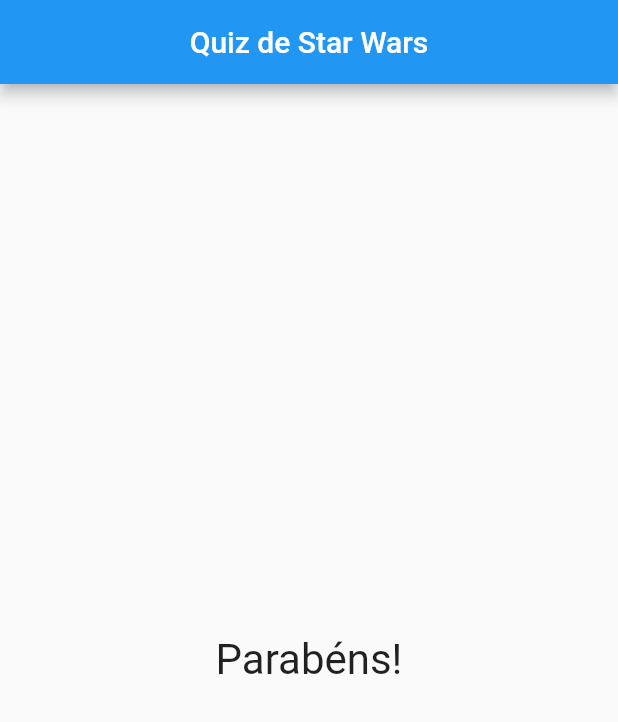
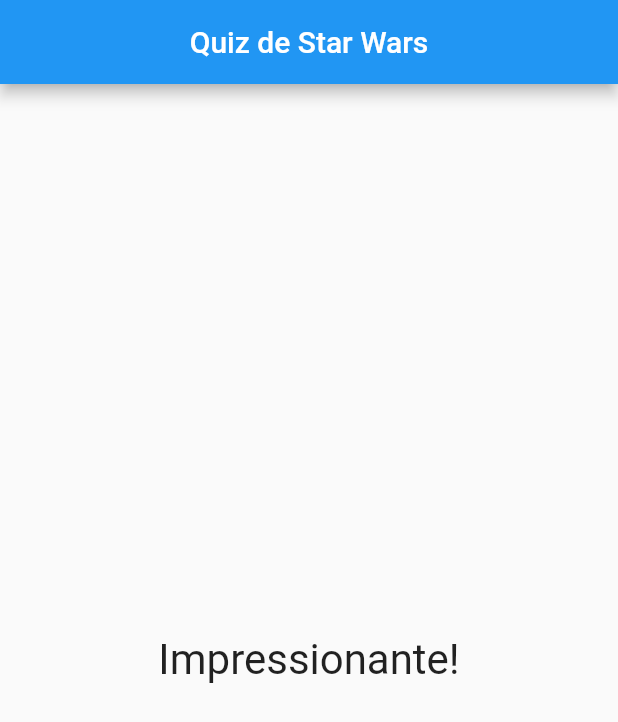
Before and after one commit to AfonsoMachado/flutter_quiz, a Flutter app: the screen it shows after launch, after a tap on "Luke Skywalker", after a tap on "Darth Maul", after a tap on "O Império Contra-Ataca", on a phone screen of 412 x 824 dp. Shown: the top 722 px of the screen. Run offline on Flutter 3.47's test engine with Material 2 defaults, Android fonts, the phone set to English and light mode, and no system bars.

Commit message:
add result to the quiz

```diff
--- a/lib/main.dart
+++ b/lib/main.dart
@@ -8,6 +8,7 @@ main() {
 
 class _QuestionAppState extends State<QuestionApp> {
   var _selectedQuestion = 0;
+  var _totalScore = 0;
   final _questions = const [
     {
       'text': 'Qual é o seu Jedi favorito?',
@@ -38,10 +39,11 @@ class _QuestionAppState extends State<QuestionApp> {
     }
   ];
 
-  void _answer() {
+  void _answer(int score) {
     if (hasSelectedQuestion) {
       setState(() {
         _selectedQuestion++;
+        _totalScore += score;
       });
     }
   }
@@ -63,7 +65,7 @@ class _QuestionAppState extends State<QuestionApp> {
                 questions: _questions,
                 onAnswered: _answer,
                 selectedQuestion: _selectedQuestion)
-            : const Result(),
+            : Result(_totalScore),
       ),
     );
   }
--- a/lib/quiz.dart
+++ b/lib/quiz.dart
@@ -5,7 +5,7 @@ import 'package:flutter_quiz/question.dart';
 class Quiz extends StatelessWidget {
   final List<Map<String, Object>> questions;
   final int selectedQuestion;
-  final void Function() onAnswered;
+  final void Function(int) onAnswered;
 
   const Quiz({
     super.key,
@@ -24,9 +24,12 @@ class Quiz extends StatelessWidget {
         ? questions[selectedQuestion].cast()['answers']
         : [];
     // Criando uma lista de widgets para enviar para o componente filho
-    List<Answer> widgets = answers
-        .map((ans) => Answer(ans['text'].toString(), onAnswered))
-        .toList();
+    List<Answer> widgets = (answers.map((ans) {
+      return Answer(
+        ans['text'].toString(),
+        () => onAnswered(int.parse(ans['score'].toString())),
+      );
+    }).toList());
 
     return Column(
       children: <Widget>[
--- a/lib/result.dart
+++ b/lib/result.dart
@@ -1,14 +1,28 @@
 import 'package:flutter/material.dart';
 
 class Result extends StatelessWidget {
-  const Result({super.key});
+  final int score;
+
+  const Result(this.score, {super.key});
+
+  String get resultPhrase {
+    if (score < 8) {
+      return 'Parabéns!';
+    } else if (score < 12) {
+      return 'Você é bom!';
+    } else if (score < 16) {
+      return 'Impressionante!';
+    } else {
+      return 'Nível Jedi!';
+    }
+  }
 
   @override
   Widget build(BuildContext context) {
-    return const Center(
+    return Center(
       child: Text(
-        'Parabéns!',
-        style: TextStyle(fontSize: 28),
+        resultPhrase,
+        style: const TextStyle(fontSize: 28),
       ),
     );
   }
```
